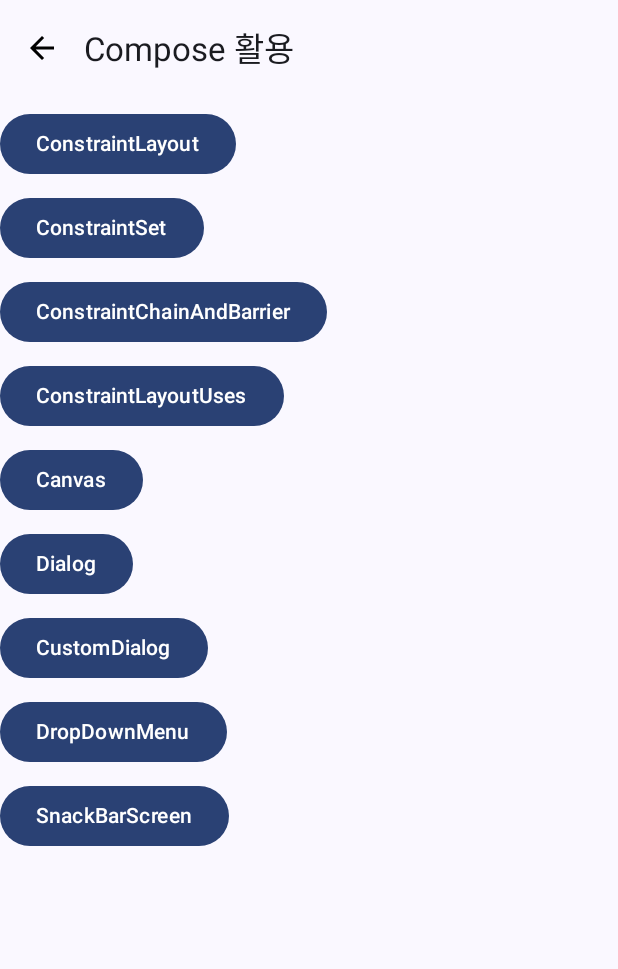
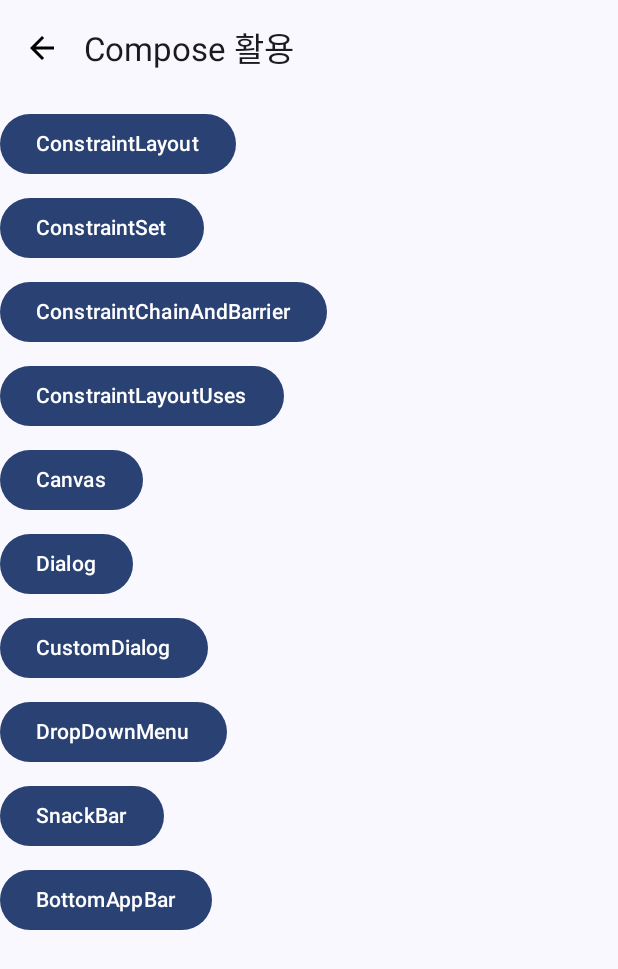
Before and after one commit to theo-no/Compose_Example, an Android app built with Jetpack Compose: the screen it shows after launch (UsesActivity), on a phone screen of 412 x 824 dp. Shown: the top 969 px of the screen. Run offline under Robolectric (Android 15) with nearby library versions, the phone set to English and light mode, and no system bars.

Commit message:
BottomAppBar 예시 완료

```diff
--- a/Compose_Example/app/src/main/java/com/csh/compose_example/navigation/NavGraph.kt
+++ b/Compose_Example/app/src/main/java/com/csh/compose_example/navigation/NavGraph.kt
@@ -5,6 +5,7 @@ import androidx.navigation.NavHostController
 import androidx.navigation.compose.NavHost
 import androidx.navigation.compose.composable
 import androidx.navigation.compose.rememberNavController
+import com.csh.compose_example.uses.screen.BottomAppBarScreen
 import com.csh.compose_example.uses.screen.CanvasScreen
 import com.csh.compose_example.uses.screen.ConstraintChainAndBarrierScreen
 import com.csh.compose_example.uses.screen.ConstraintLayoutScreen
@@ -69,5 +70,10 @@ fun NavGraph(
         ) {
             SnackBarScreen(navController)
         }
+        composable(
+            route = Screen.BottomAppBar.route
+        ) {
+            BottomAppBarScreen(navController)
+        }
     }
 } // End of setUpNavGraph
--- a/Compose_Example/app/src/main/java/com/csh/compose_example/navigation/Screen.kt
+++ b/Compose_Example/app/src/main/java/com/csh/compose_example/navigation/Screen.kt
@@ -14,4 +14,5 @@ sealed class Screen(val route: String) {
     object CustomDialog : Screen(route = "custom_dialog_screen")
     object DropDownMenu : Screen(route = "drop_down_menu_screen")
     object SnackBar : Screen(route = "snack_bar_screen")
+    object BottomAppBar : Screen(route = "bottom_app_bar_screen")
 }
--- a/Compose_Example/app/src/main/java/com/csh/compose_example/uses/screen/HomeScreen.kt
+++ b/Compose_Example/app/src/main/java/com/csh/compose_example/uses/screen/HomeScreen.kt
@@ -87,7 +87,15 @@ fun HomeScreen(
             navController.navigate(Screen.SnackBar.route)
         }) {
             Text(
-                "SnackBarScreen"
+                "SnackBar"
+            )
+        }
+        Spacer(modifier = Modifier.run { size(8.dp) })
+        Button(onClick = {
+            navController.navigate(Screen.BottomAppBar.route)
+        }) {
+            Text(
+                "BottomAppBar"
             )
         }
     }
```
Also changed, not shown: Compose_Example/app/src/main/java/com/csh/compose_example/uses/screen/BottomAppBarScreen.kt (added, +119 -0 lines).
